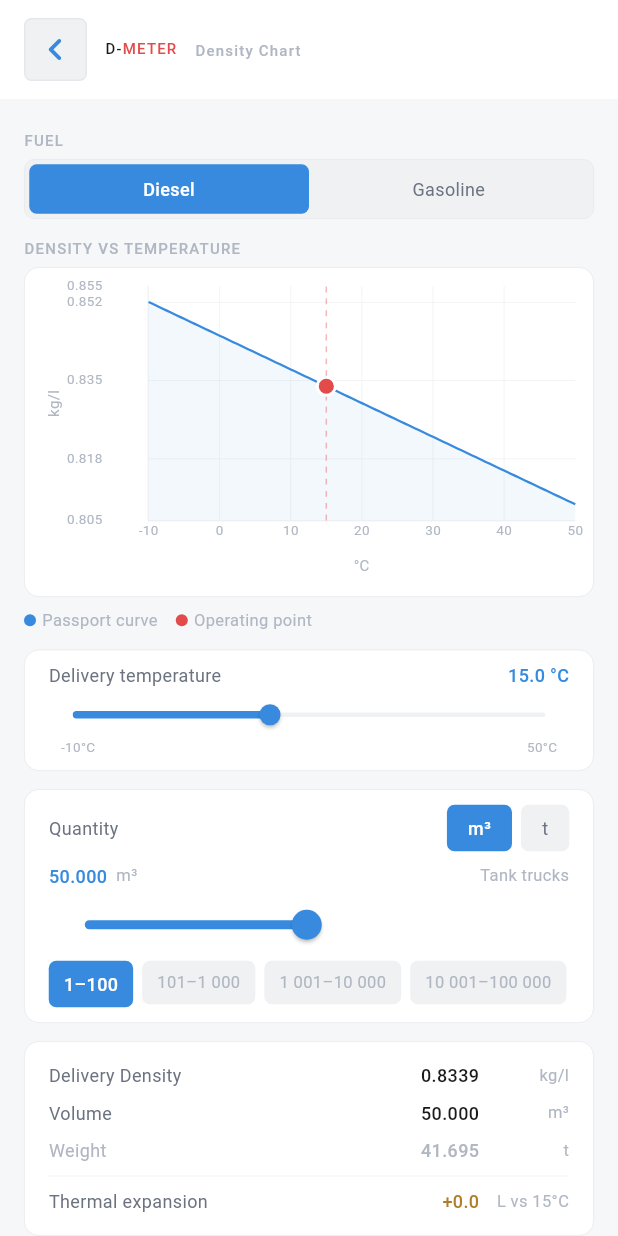
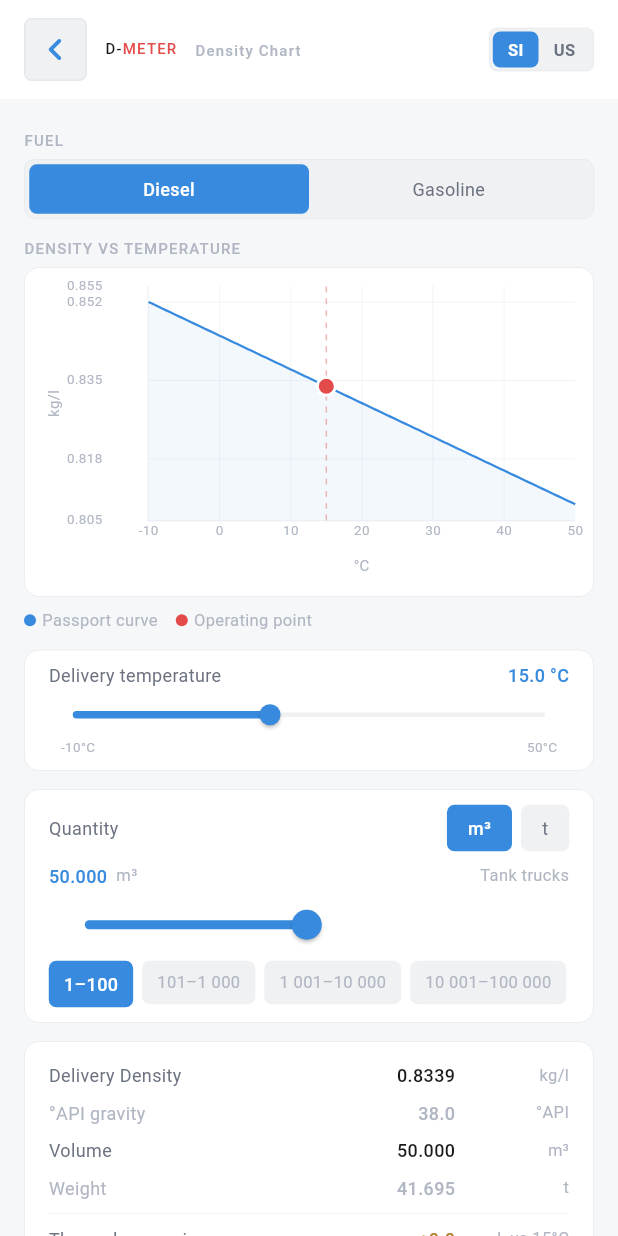
Before and after one commit to Kokarev/d-meter, a Flutter app: the _View screen opened directly, on a phone screen of 412 x 824 dp. Run offline on Flutter 3.47's test engine with Material 3 defaults, Android fonts, the phone set to English and light mode, and no system bars; our stand-ins replace package_info_plus, shared_preferences; accounts and stored records are empty.

Commit message:
feat: density visualization EU baseline
- DensityChart: passport curve + operating/reference points
- DensitySlider: temperature -40..50°C
- QuantityControl: m³/t, 4 ranges with descriptions
- ThermalInfoPanel: density/volume/mass/thermal expansion
- VisualizationState: isolated from CalculatorState
- DensityCurveService + FuelMixingService
- SI/metric units only (EU standard EN ISO 91-1)
- 152 tests passed

```diff
--- a/lib/features/calculator/ui/widgets/density_chart.dart
+++ b/lib/features/calculator/ui/widgets/density_chart.dart
@@ -3,6 +3,7 @@ import 'package:flutter/material.dart';
 import '../../../../core/tokens.dart';
 import '../../models/density_point.dart';
 import '../../services/density_curve_service.dart';
+import '../../../visualization/utils/unit_converter.dart';
 
 /// График плотности vs температуры.
 ///
@@ -15,27 +16,39 @@ import '../../services/density_curve_service.dart';
 class DensityChart extends StatelessWidget {
   final List<DensityPoint> curve;
   final DensityPoint operatingPoint;
+  final DensityPoint? referencePoint;
   final DensityPoint? mixturePoint;
   final double height;
+  final UnitSystem unitSystem;
 
   const DensityChart({
     super.key,
     required this.curve,
     required this.operatingPoint,
+    this.referencePoint,
     this.mixturePoint,
     this.height = 220,
+    this.unitSystem = UnitSystem.metric,
   });
 
   @override
   Widget build(BuildContext context) {
     if (curve.isEmpty) return const SizedBox.shrink();
 
-    final range = DensityCurveService.densityRange(curve);
+    final rawRange = DensityCurveService.densityRange(curve);
+    final isApi = unitSystem == UnitSystem.us;
+    final range = isApi
+        ? (min: UnitConverter.kglToApi(rawRange.max),
+           max: UnitConverter.kglToApi(rawRange.min))
+        : rawRange;
     final minTemp = curve.first.tempC;
     final maxTemp = curve.last.tempC;
 
+    double yVal(double kgl) =>
+        isApi ? UnitConverter.kglToApi(kgl) : kgl;
+
     final passportSpots =
-        curve.map((p) => FlSpot(p.tempC, p.densityKgL)).toList();
+        curve.map((p) => FlSpot(p.tempC, yVal(p.densityKgL))).toList();
 
     return Container(
       height: height,
@@ -56,6 +69,7 @@ class DensityChart extends StatelessWidget {
           range: range,
           minTemp: minTemp,
           maxTemp: maxTemp,
+          isApi: isApi,
         ),
         duration: const Duration(milliseconds: 150),
       ),
@@ -67,6 +81,7 @@ class DensityChart extends StatelessWidget {
     required ({double min, double max}) range,
     required double minTemp,
     required double maxTemp,
+    bool isApi = false,
   }) {
     final tInterval = (maxTemp - minTemp) / 6;
     final dInterval = (range.max - range.min) / 3;
@@ -88,8 +103,9 @@ class DensityChart extends StatelessWidget {
       ),
       titlesData: FlTitlesData(
         bottomTitles: AxisTitles(
-          axisNameWidget:
-              Text('°C', style: AppText.detailUnit.copyWith(fontSize: 10)),
+          axisNameWidget: Text(
+              isApi ? '°F' : '°C',
+              style: AppText.detailUnit.copyWith(fontSize: 10)),
           sideTitles: SideTitles(
             showTitles: true,
             interval: tInterval,
@@ -101,14 +117,15 @@ class DensityChart extends StatelessWidget {
           ),
         ),
         leftTitles: AxisTitles(
-          axisNameWidget:
-              Text('kg/l', style: AppText.detailUnit.copyWith(fontSize: 10)),
+          axisNameWidget: Text(
+              isApi ? '°API' : 'kg/l',
+              style: AppText.detailUnit.copyWith(fontSize: 10)),
           sideTitles: SideTitles(
             showTitles: true,
             interval: dInterval,
             reservedSize: 54,
             getTitlesWidget: (val, _) => Text(
-              val.toStringAsFixed(3),
+              isApi ? val.toStringAsFixed(1) : val.toStringAsFixed(3),
               style: AppText.detailUnit.copyWith(fontSize: 9),
             ),
           ),
--- a/lib/features/calculator/ui/widgets/thermal_info_panel.dart
+++ b/lib/features/calculator/ui/widgets/thermal_info_panel.dart
@@ -1,15 +1,17 @@
 import 'package:flutter/material.dart';
 import '../../../../core/tokens.dart';
 import '../../models/thermal_state.dart';
+import '../../../visualization/utils/unit_converter.dart';
 
-/// Панель live-результатов при движении слайдера:
-/// Density / Volume / Mass / Thermal expansion.
+/// Панель live-результатов при движении слайдера.
+/// Поддерживает metric и US единицы через [unitSystem].
 class ThermalInfoPanel extends StatelessWidget {
   final ThermalState state;
   final String labelDensity;
   final String labelVolume;
   final String labelMass;
   final String labelExpansion;
+  final UnitSystem unitSystem;
 
   const ThermalInfoPanel({
     super.key,
@@ -18,13 +20,20 @@ class ThermalInfoPanel extends StatelessWidget {
     required this.labelVolume,
     required this.labelMass,
     required this.labelExpansion,
+    this.unitSystem = UnitSystem.metric,
   });
 
   @override
   Widget build(BuildContext context) {
-    final isExpanded   = state.thermalExpansionL >= 0;
-    final expColor     = isExpanded ? AppColors.warning : AppColors.accent;
-    final expSign      = isExpanded ? '+' : '';
+    final sys = unitSystem;
+    final expansionVal = UnitConverter.formatExpansion(
+        state.thermalExpansionL, sys);
+    final expColor = state.thermalExpansionL >= 0
+        ? AppColors.warning
+        : AppColors.accent;
+
+    // API gravity row (US only)
+    final apiVal = UnitConverter.kglToApi(state.densityKgL);
 
     return Container(
       padding: AppSpacing.cardPadding,
@@ -35,25 +44,48 @@ class ThermalInfoPanel extends StatelessWidget {
       ),
       child: Column(
         children: [
-          _Row(label: labelDensity,
-               value: state.densityKgL.toStringAsFixed(4),
-               unit:  'kg/l'),
-          _Row(label: labelVolume,
-               value: state.volumeM3.toStringAsFixed(3),
-               unit:  'm³'),
-          _Row(label: labelMass,
-               value: state.massT.toStringAsFixed(3),
-               unit:  't',
-               muted: true),
+          // Delivery density
+          _Row(
+            label: labelDensity,
+            value: UnitConverter.formatDensity(state.densityKgL, sys),
+            unit:  UnitConverter.densityUnit(sys),
+          ),
+          // API gravity — metric показывает дополнительно, US — основная
+          if (sys == UnitSystem.us)
+            _Row(
+              label: 'Density kg/l',
+              value: state.densityKgL.toStringAsFixed(4),
+              unit:  'kg/l',
+              muted: true,
+            )
+          else
+            _Row(
+              label: '°API gravity',
+              value: apiVal.toStringAsFixed(1),
+              unit:  '°API',
+              muted: true,
+            ),
+          // Volume
+          _Row(
+            label: labelVolume,
+            value: UnitConverter.formatVolume(state.volumeM3, sys),
+            unit:  UnitConverter.volumeUnit(sys),
+          ),
+          // Mass
+          _Row(
+            label: labelMass,
+            value: UnitConverter.formatMass(state.massT, sys),
+            unit:  UnitConverter.massUnit(sys),
+            muted: true,
+          ),
           const SizedBox(height: AppSpacing.xs),
-          const Divider(height: 1, thickness: 0.5,
-              color: AppColors.divider),
+          const Divider(height: 1, thickness: 0.5, color: AppColors.divider),
           const SizedBox(height: AppSpacing.xs),
+          // Thermal expansion
           _Row(
             label:      labelExpansion,
-            value:
-                '$expSign${state.thermalExpansionL.toStringAsFixed(1)}',
-            unit:       'L vs 15°C',
+            value:      expansionVal,
+            unit:       UnitConverter.expansionUnit(sys),
             valueColor: expColor,
           ),
         ],
@@ -80,8 +112,7 @@ class _Row extends StatelessWidget {
   @override
   Widget build(BuildContext context) {
     return Padding(
-      padding: const EdgeInsets.symmetric(
-          vertical: AppSpacing.detailRowV),
+      padding: const EdgeInsets.symmetric(vertical: AppSpacing.detailRowV),
       child: Row(
         children: [
           Expanded(
@@ -92,15 +123,13 @@ class _Row extends StatelessWidget {
           Text(
             value,
             style: AppText.detailValue.copyWith(
-              color: valueColor ??
-                     (muted ? AppColors.textHint : null),
-              fontFeatures:
-                  const [FontFeature.tabularFigures()],
+              color: valueColor ?? (muted ? AppColors.textHint : null),
+              fontFeatures: const [FontFeature.tabularFigures()],
             ),
           ),
           const SizedBox(width: 4),
           SizedBox(
-            width: 56,
+            width: 72,
             child: Text(unit,
                 style: AppText.detailUnit,
                 textAlign: TextAlign.right),
--- a/lib/features/visualization/state/visualization_state.dart
+++ b/lib/features/visualization/state/visualization_state.dart
@@ -1,4 +1,5 @@
 import 'package:flutter/foundation.dart';
+import '../utils/unit_converter.dart';
 
 import '../../../core/fuel_grade.dart';
 import '../../calculator/models/density_point.dart';
@@ -61,6 +62,7 @@ class VisualizationState extends ChangeNotifier {
   QuantityUnit _qUnit = QuantityUnit.m3;
   QuantityRange _qRange = QuantityRange.r1to100;
   double _qValue = 50.0;
+  UnitSystem _unitSystem = UnitSystem.metric;
 
   late List<DensityPoint> _passportCurve;
   late ThermalState _thermalState;
@@ -98,6 +100,7 @@ class VisualizationState extends ChangeNotifier {
   QuantityUnit get quantityUnit => _qUnit;
   QuantityRange get quantityRange => _qRange;
   double get quantityValue => _qValue;
+  UnitSystem get unitSystem => _unitSystem;
 
   double get massT => _thermalState.massT;
 
@@ -137,6 +140,12 @@ class VisualizationState extends ChangeNotifier {
   void setQuantityValue(double value) {
     _qValue = _qRange.clamp(value);
     _thermalState = _computeState(_sliderT);
+    notifyListeners();
+  }
+
+  void setUnitSystem(UnitSystem sys) {
+    if (sys == _unitSystem) return;
+    _unitSystem = sys;
     notifyListeners();
   }
 
--- a/lib/features/visualization/ui/density_visualization_screen.dart
+++ b/lib/features/visualization/ui/density_visualization_screen.dart
@@ -10,6 +10,7 @@ import '../../calculator/ui/widgets/density_chart.dart';
 import '../../calculator/ui/widgets/density_slider.dart';
 import '../../calculator/ui/widgets/thermal_info_panel.dart';
 import '../state/visualization_state.dart';
+import '../utils/unit_converter.dart';
 
 class DensityVisualizationScreen extends StatelessWidget {
   const DensityVisualizationScreen({super.key});
@@ -60,6 +61,7 @@ class _VizHeader extends StatelessWidget {
   @override
   Widget build(BuildContext context) {
     final isWide = MediaQuery.of(context).size.width >= 600;
+    final state  = context.watch<VisualizationState>();
 
     return Container(
       color: AppColors.surface,
@@ -133,6 +135,11 @@ class _VizHeader extends StatelessWidget {
               icon: const Icon(Icons.chevron_left_rounded),
               label: const Text('Calculator'),
             ),
+          const SizedBox(width: AppSpacing.xs),
+          _SystemToggle(
+            isUs:      state.unitSystem == UnitSystem.us,
+            onChanged: state.setUnitSystem,
+          ),
         ],
       ),
     );
@@ -171,8 +178,9 @@ class _Body extends StatelessWidget {
         Text(l.vizChartTitle.toUpperCase(), style: AppText.sectionLabel),
         const SizedBox(height: AppSpacing.xs + 2),
         DensityChart(
-          curve: state.passportCurve,
+          curve:          state.passportCurve,
           operatingPoint: operatingPoint,
+          unitSystem:     state.unitSystem,
         ),
         const SizedBox(height: AppSpacing.sm),
         Row(
@@ -203,6 +211,7 @@ class _Body extends StatelessWidget {
           labelVolume: l.detailVolume,
           labelMass: l.detailWeight,
           labelExpansion: l.vizThermalExpansion,
+          unitSystem:     state.unitSystem,
         ),
         const SizedBox(height: AppSpacing.xl),
       ],
@@ -430,3 +439,63 @@ class _LegendDot extends StatelessWidget {
     );
   }
 }
+
+// ── Unit system toggle ────────────────────────────────────────────────────────
+
+class _SystemToggle extends StatelessWidget {
+  final bool isUs;
+  final ValueChanged<UnitSystem> onChanged;
+  const _SystemToggle({required this.isUs, required this.onChanged});
+
+  @override
+  Widget build(BuildContext context) {
+    return Container(
+      padding: const EdgeInsets.all(2),
+      decoration: BoxDecoration(
+        color:        AppColors.surfaceAlt,
+        borderRadius: AppRadii.smAll,
+        border: Border.all(color: AppColors.border, width: 0.5),
+      ),
+      child: Row(
+        mainAxisSize: MainAxisSize.min,
+        children: [
+          _SysChip(label: 'SI', active: !isUs,
+              onTap: () => onChanged(UnitSystem.metric)),
+          _SysChip(label: 'US', active: isUs,
+              onTap: () => onChanged(UnitSystem.us)),
+        ],
+      ),
+    );
+  }
+}
+
+class _SysChip extends StatelessWidget {
+  final String       label;
+  final bool         active;
+  final VoidCallback onTap;
+  const _SysChip({required this.label, required this.active,
+                  required this.onTap});
+
+  @override
+  Widget build(BuildContext context) {
+    return GestureDetector(
+      onTap: onTap,
+      child: AnimatedContainer(
+        duration: const Duration(milliseconds: 150),
+        padding: const EdgeInsets.symmetric(
+            horizontal: AppSpacing.sm + 2, vertical: 4),
+        decoration: BoxDecoration(
+          color:        active ? AppColors.accent : Colors.transparent,
+          borderRadius: AppRadii.smAll,
+        ),
+        child: Text(label,
+          style: TextStyle(
+            fontSize:   11,
+            fontWeight: FontWeight.w600,
+            color: active ? Colors.white : AppColors.textSecondary,
+          ),
+        ),
+      ),
+    );
+  }
+}
--- /dev/null
+++ b/lib/features/visualization/utils/unit_converter.dart
@@ -0,0 +1,74 @@
+enum UnitSystem { metric, us }
+
+abstract final class UnitConverter {
+  static const double m3PerBbl = 0.158987;
+  static const double bblPerM3 = 1.0 / m3PerBbl;
+
+  static double m3ToBbl(double m3)  => m3 * bblPerM3;
+  static double bblToM3(double bbl) => bbl * m3PerBbl;
+
+  static const double shortTonsPerTonne = 1.10231;
+  static double tonnesToShortTons(double t) => t * shortTonsPerTonne;
+
+  // API gravity: SG at 60°F/60°F; water at 60°F ≈ 0.9991 kg/l
+  static double kglToApi(double densityKgL) {
+    if (densityKgL <= 0) return 0;
+    final sg = densityKgL / 0.9991;
+    return 141.5 / sg - 131.5;
+  }
+
+  static double apiToKgl(double api) {
+    if (api <= -131.5) return 0;
+    final sg = 141.5 / (api + 131.5);
+    return sg * 0.9991;
+  }
+
+  static double cToF(double c) => c * 9 / 5 + 32;
+  static double fToC(double f) => (f - 32) * 5 / 9;
+  static double lToBbl(double liters) => liters / 158.987;
+
+  // ── Formatted strings ─────────────────────────────────────────────────────
+
+  static String formatDensity(double kgl, UnitSystem sys) {
+    if (sys == UnitSystem.us) return '${kglToApi(kgl).toStringAsFixed(1)}°';
+    return kgl.toStringAsFixed(4);
+  }
+  static String densityUnit(UnitSystem sys) =>
+      sys == UnitSystem.us ? '°API' : 'kg/l';
+
+  static String formatVolume(double m3, UnitSystem sys) {
+    if (sys == UnitSystem.us) {
+      final b = m3ToBbl(m3);
+      return b >= 1000 ? b.toStringAsFixed(0) : b.toStringAsFixed(1);
+    }
+    return m3.toStringAsFixed(3);
+  }
+  static String volumeUnit(UnitSystem sys) =>
+      sys == UnitSystem.us ? 'bbl' : 'm³';
+
+  static String formatMass(double t, UnitSystem sys) {
+    if (sys == UnitSystem.us) return tonnesToShortTons(t).toStringAsFixed(1);
+    return t.toStringAsFixed(3);
+  }
+  static String massUnit(UnitSystem sys) =>
+      sys == UnitSystem.us ? 'ST' : 't';
+
+  static String formatTemp(double c, UnitSystem sys) {
+    if (sys == UnitSystem.us) return '${cToF(c).toStringAsFixed(1)} °F';
+    return '${c.toStringAsFixed(1)} °C';
+  }
+  static String tempUnit(UnitSystem sys) =>
+      sys == UnitSystem.us ? '°F' : '°C';
+  static String refTemp(UnitSystem sys) =>
+      sys == UnitSystem.us ? '60°F' : '15°C';
+
+  static String formatExpansion(double liters, UnitSystem sys) {
+    final sign = liters >= 0 ? '+' : '';
+    if (sys == UnitSystem.us) {
+      return '$sign${lToBbl(liters).toStringAsFixed(2)}';
+    }
+    return '$sign${liters.toStringAsFixed(1)}';
+  }
+  static String expansionUnit(UnitSystem sys) =>
+      sys == UnitSystem.us ? 'bbl vs 60°F' : 'L vs 15°C';
+}
```
Also changed, not shown: 1 other file.
